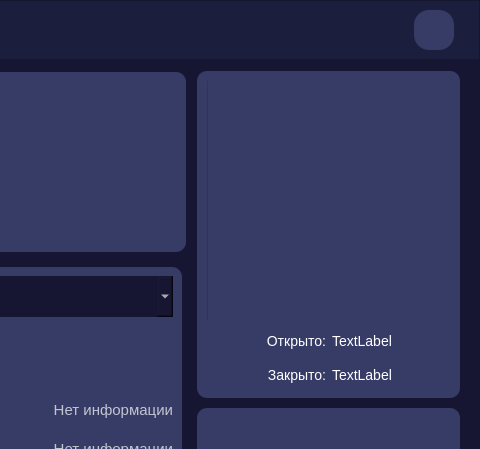
This is interfaces/main_page.ui in ArtShibaev/Bugtracker as Qt 5 draws it before an edit; both pictures show x 846 to 1326 and y 0 to 449 of the 1326 by 750 pixel window. The edited form follows.
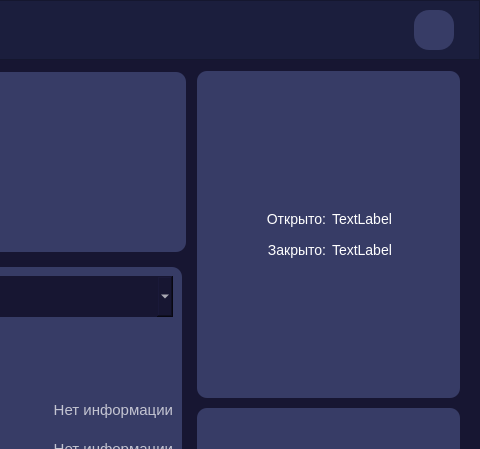
This is the edited form.

Commit message: Добавлен рабочий ProgressBar К сожалению, для корректной работы ProgressBar'а пришлось перейти на PySide2(библиотека PySide2extn не поддерживает более поздние версии). Вся функиональность проекта сохранилась(единственное, что я заметил - слетели шрифты, но, думаю, это не беда).

```diff
--- a/interfaces/main_page.ui
+++ b/interfaces/main_page.ui
@@ -1248,34 +1248,21 @@
                 <item row="0" column="0">
                  <layout class="QVBoxLayout" name="verticalLayout">
                   <item>
-                   <widget class="QProgressBar" name="round_progress">
-                    <property name="minimumSize">
-                     <size>
-                      <width>243</width>
-                      <height>241</height>
-                     </size>
-                    </property>
-                    <property name="maximumSize">
-                     <size>
-                      <width>243</width>
-                      <height>241</height>
-                     </size>
-                    </property>
-                    <property name="value">
-                     <number>0</number>
-                    </property>
-                    <property name="alignment">
-                     <set>Qt::AlignCenter</set>
-                    </property>
-                    <property name="format">
-                     <string/>
-                    </property>
-                   </widget>
+                   <layout class="QVBoxLayout" name="verticalLayout_6"/>
                   </item>
                   <item>
                    <layout class="QHBoxLayout" name="horizontalLayout">
+                    <property name="sizeConstraint">
+                     <enum>QLayout::SetFixedSize</enum>
+                    </property>
                     <item>
                      <widget class="QLabel" name="label">
+                      <property name="maximumSize">
+                       <size>
+                        <width>118</width>
+                        <height>25</height>
+                       </size>
+                      </property>
                       <property name="styleSheet">
                        <string notr="true">color: white;
 font-size: 14px;</string>
@@ -1290,6 +1277,12 @@
                     </item>
                     <item>
                      <widget class="QLabel" name="open_l">
+                      <property name="maximumSize">
+                       <size>
+                        <width>117</width>
+                        <height>25</height>
+                       </size>
+                      </property>
                       <property name="styleSheet">
                        <string notr="true">color: white;
 font-size: 14px;</string>
@@ -1306,8 +1299,17 @@
                   </item>
                   <item>
                    <layout class="QHBoxLayout" name="horizontalLayout_2">
+                    <property name="sizeConstraint">
+                     <enum>QLayout::SetFixedSize</enum>
+                    </property>
                     <item>
                      <widget class="QLabel" name="label_2">
+                      <property name="maximumSize">
+                       <size>
+                        <width>118</width>
+                        <height>25</height>
+                       </size>
+                      </property>
                       <property name="styleSheet">
                        <string notr="true">color: white;
 font-size: 14px;</string>
@@ -1322,6 +1324,12 @@
                     </item>
                     <item>
                      <widget class="QLabel" name="close_l">
+                      <property name="maximumSize">
+                       <size>
+                        <width>117</width>
+                        <height>25</height>
+                       </size>
+                      </property>
                       <property name="styleSheet">
                        <string notr="true">color: white;
 font-size: 14px;</string>
```
The commit also changes 9 other files.
